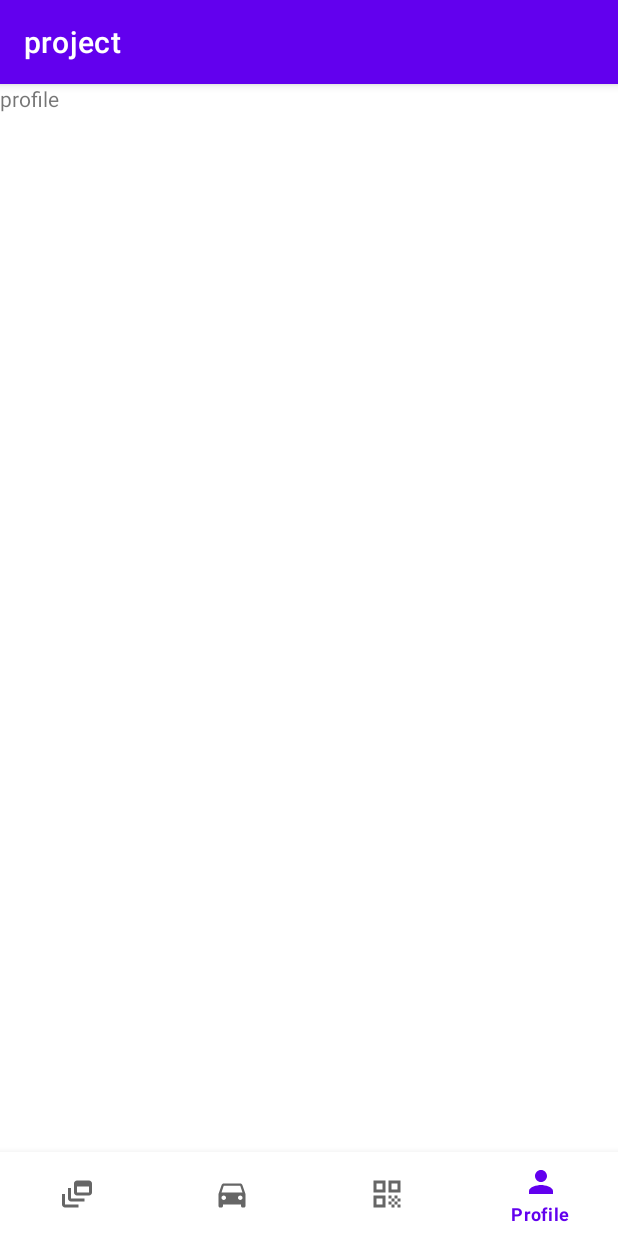
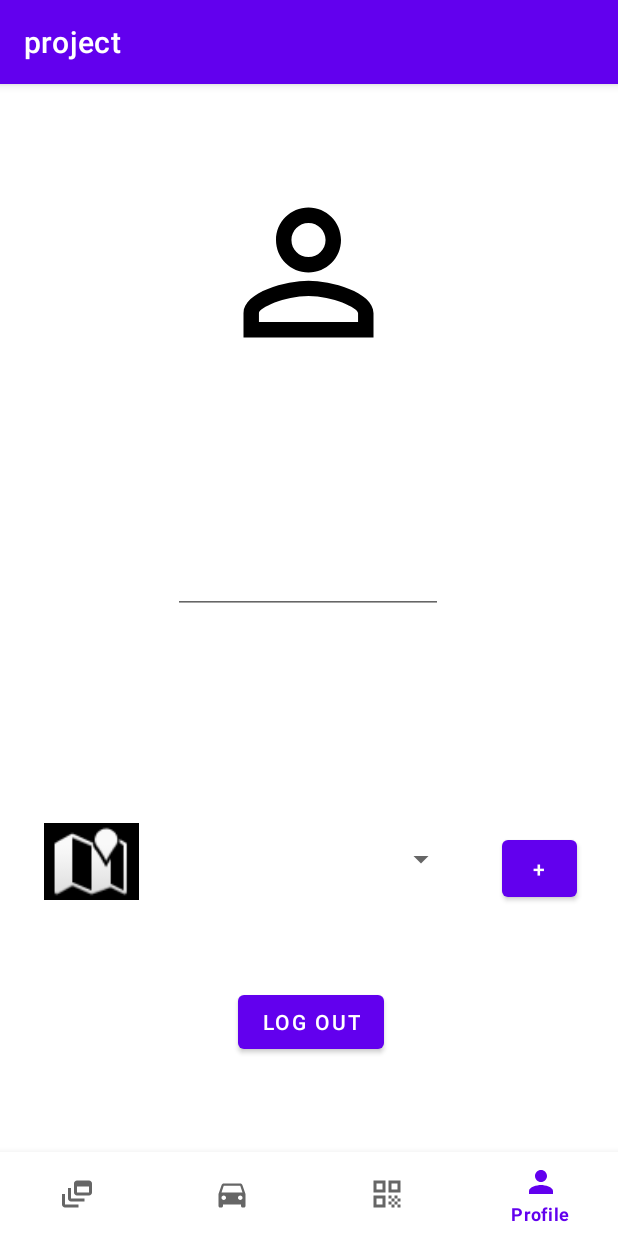
Before and after one commit to kartiks1105/safe-wait-app, an Android app: the profileFragment screen opened through its navigation route, on a phone screen of 412 x 824 dp. Run offline under Robolectric (Android 15) with nearby library versions, the phone set to English and light mode, and no system bars; our stand-ins replace navigation-ui.

Commit message:
profile gui done

```diff
--- a/app/src/main/java/ca/unb/mobiledev/project/MainActivity.kt
+++ b/app/src/main/java/ca/unb/mobiledev/project/MainActivity.kt
@@ -8,7 +8,7 @@ class MainActivity: AppCompatActivity() {
 
     override fun onCreate(savedInstanceState: Bundle?) {
         super.onCreate(savedInstanceState)
-        val intent = Intent(this, StartScreen::class.java)
+        val intent = Intent(this, MainDisplay::class.java)
         this.startActivity(intent)
     }
 
--- a/app/src/main/res/layout/fragment_profile.xml
+++ b/app/src/main/res/layout/fragment_profile.xml
@@ -1,14 +1,103 @@
 <?xml version="1.0" encoding="utf-8"?>
 <FrameLayout xmlns:android="http://schemas.android.com/apk/res/android"
+    xmlns:app="http://schemas.android.com/apk/res-auto"
     xmlns:tools="http://schemas.android.com/tools"
     android:layout_width="match_parent"
     android:layout_height="match_parent"
     tools:context=".profileFragment">
 
-    <!-- TODO: Update blank fragment layout -->
-    <TextView
+    <androidx.constraintlayout.widget.ConstraintLayout
         android:layout_width="match_parent"
-        android:layout_height="match_parent"
-        android:text="profile" />
+        android:layout_height="match_parent">
 
+        <ImageView
+            android:id="@+id/profile_icon"
+            android:layout_width="130dp"
+            android:layout_height="130dp"
+            android:layout_marginTop="52dp"
+            android:layout_marginBottom="401dp"
+            android:src="@drawable/ic_perm_identity"
+            app:layout_constraintBottom_toTopOf="@+id/button5"
+            app:layout_constraintEnd_toEndOf="parent"
+            app:layout_constraintHorizontal_bias="0.498"
+            app:layout_constraintStart_toStartOf="parent"
+            app:layout_constraintTop_toTopOf="parent" />
+
+        <TextView
+            android:id="@+id/name"
+            android:layout_width="wrap_content"
+            android:layout_height="wrap_content"
+            android:layout_marginBottom="456dp"
+            app:layout_constraintBottom_toBottomOf="parent"
+            app:layout_constraintEnd_toEndOf="parent"
+            app:layout_constraintHorizontal_bias="0.498"
+            app:layout_constraintStart_toStartOf="parent"
+            app:layout_constraintTop_toBottomOf="@+id/profile_icon"
+            app:layout_constraintVertical_bias="0.6" />
+
+        <EditText
+            android:id="@+id/id"
+            android:layout_width="180dp"
+            android:layout_height="40dp"
+            android:layout_marginBottom="357dp"
+            android:ems="10"
+            android:inputType="number"
+            app:layout_constraintBottom_toBottomOf="parent"
+            app:layout_constraintEnd_toEndOf="parent"
+            app:layout_constraintHorizontal_bias="0.497"
+            app:layout_constraintStart_toStartOf="parent"
+            app:layout_constraintTop_toBottomOf="@+id/profile_icon"
+            app:layout_constraintVertical_bias="0.681" />
+
+        <ImageView
+            android:id="@+id/imageView2"
+            android:layout_width="0dp"
+            android:layout_height="51dp"
+            android:layout_marginStart="29dp"
+            android:layout_marginEnd="242dp"
+            android:layout_marginBottom="224dp"
+            android:background="@color/black"
+            android:src="@android:drawable/ic_dialog_map"
+            app:layout_constraintBottom_toBottomOf="parent"
+            app:layout_constraintEnd_toStartOf="@+id/button4"
+            app:layout_constraintStart_toStartOf="parent" />
+
+        <Spinner
+            android:id="@+id/spinner3"
+            style="@style/Widget.AppCompat.DropDownItem.Spinner"
+            android:layout_width="186dp"
+            android:layout_height="51dp"
+            android:layout_marginEnd="107dp"
+            android:layout_marginBottom="225dp"
+            android:spinnerMode="dropdown"
+            app:layout_constraintBottom_toBottomOf="parent"
+            app:layout_constraintEnd_toEndOf="parent"
+            app:layout_constraintHorizontal_bias="1.0"
+            app:layout_constraintStart_toEndOf="@+id/imageView2"
+            app:layout_constraintTop_toBottomOf="@+id/profile_icon"
+            app:layout_constraintVertical_bias="1.0" />
+
+        <Button
+            android:id="@+id/button4"
+            android:layout_width="50dp"
+            android:layout_height="50dp"
+            android:layout_marginEnd="27dp"
+            android:layout_marginBottom="220dp"
+            android:text="+"
+            app:layout_constraintBottom_toBottomOf="parent"
+            app:layout_constraintEnd_toEndOf="parent"
+            app:layout_constraintStart_toEndOf="@+id/imageView2" />
+
+        <Button
+            android:id="@+id/button5"
+            android:layout_width="wrap_content"
+            android:layout_height="wrap_content"
+            android:layout_marginStart="40dp"
+            android:layout_marginBottom="110dp"
+            android:text="LOG OUT"
+            app:layout_constraintBottom_toBottomOf="parent"
+            app:layout_constraintStart_toStartOf="@+id/spinner3"
+            app:layout_constraintTop_toBottomOf="@+id/profile_icon" />
+
+    </androidx.constraintlayout.widget.ConstraintLayout>
 </FrameLayout>
```
